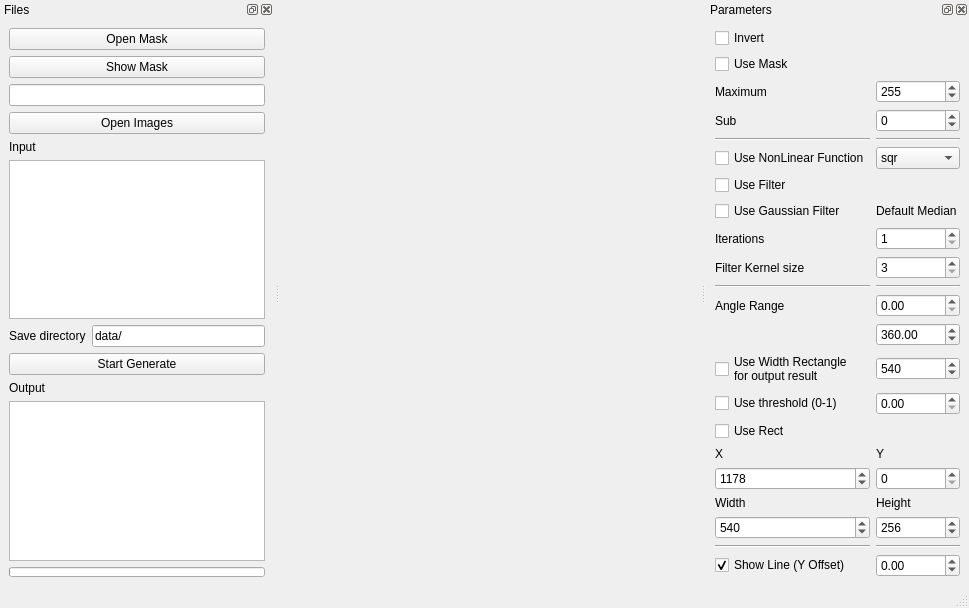
The window that mainwindow.ui (artthirt/scan_pmf) describes before a commit, drawn with Qt 5.
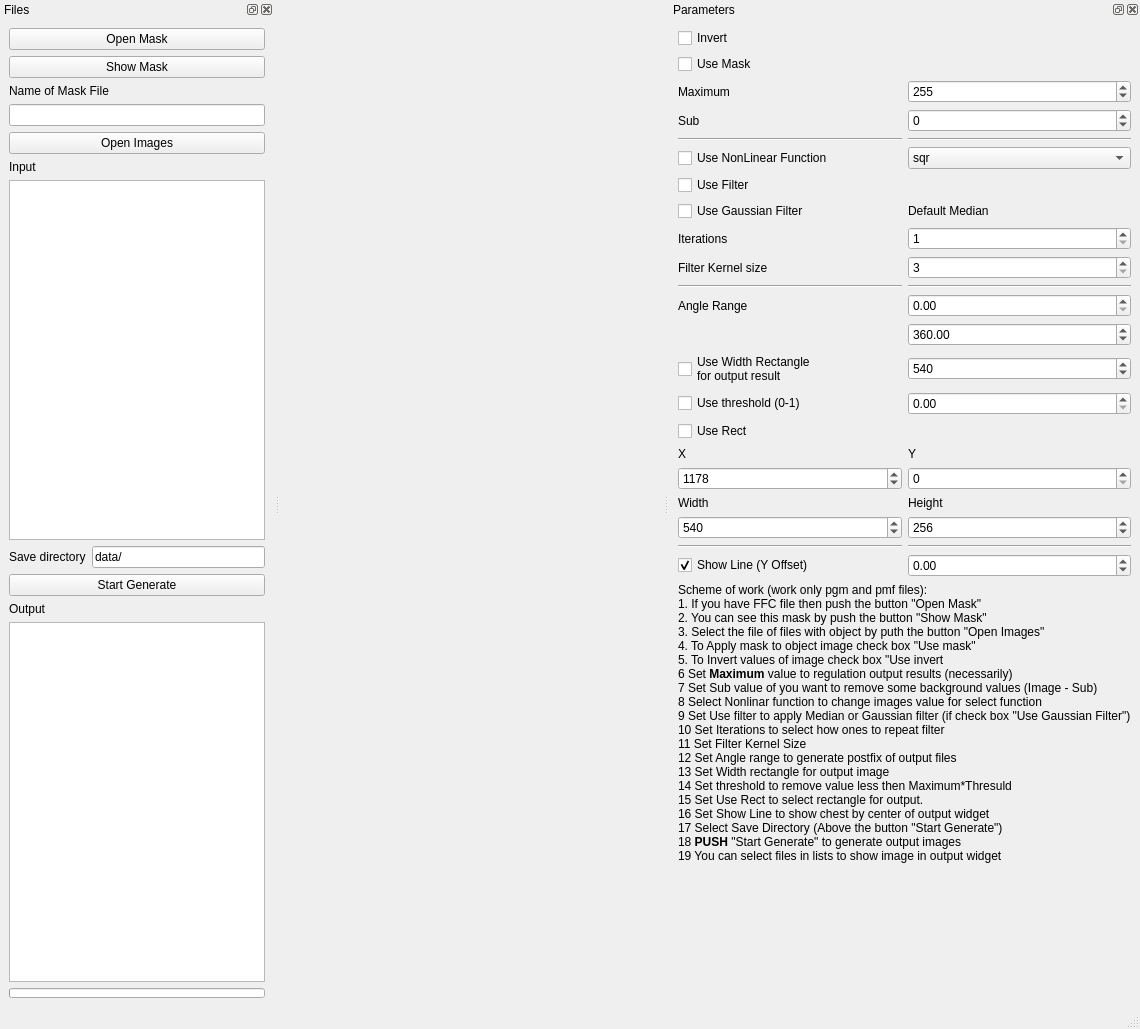
The same window after the commit. Custom widgets are drawn as their Qt base class.

Commit message: added comments to mainwindow ui how to work

The edit to the form file:
```diff
--- a/mainwindow.ui
+++ b/mainwindow.ui
@@ -6,8 +6,8 @@
    <rect>
     <x>0</x>
     <y>0</y>
-    <width>969</width>
-    <height>600</height>
+    <width>1140</width>
+    <height>1029</height>
    </rect>
   </property>
   <property name="windowTitle">
@@ -54,6 +54,13 @@
        </property>
       </widget>
      </item>
+     <item>
+      <widget class="QLabel" name="label_14">
+       <property name="text">
+        <string>Name of Mask File</string>
+       </property>
+      </widget>
+     </item>
      <item>
       <widget class="QLineEdit" name="lineEditMask">
        <property name="readOnly">
@@ -490,6 +497,14 @@
        </item>
       </layout>
      </item>
+     <item>
+      <widget class="QLabel" name="label_15">
+       <property name="text">
+        <string>&lt;html&gt;&lt;head/&gt;&lt;body&gt;&lt;p&gt;Scheme of work (work only pgm and pmf files):&lt;br/&gt;1. If you have FFC file then push the button &amp;quot;Open Mask&amp;quot;&lt;br/&gt;2. You can see this mask by push the button &amp;quot;Show Mask&amp;quot;&lt;br/&gt;3. Select the file of files with object by puth the button &amp;quot;Open Images&amp;quot;&lt;br/&gt;4. To Apply mask to object image check box &amp;quot;Use mask&amp;quot;&lt;br/&gt;5. To Invert values of image check box &amp;quot;Use invert&lt;br/&gt;6 Set &lt;span style=&quot; font-weight:600;&quot;&gt;Maximum&lt;/span&gt; value to regulation output results (necessarily)&lt;br/&gt;7 Set Sub value of you want to remove some background values (Image - Sub)&lt;br/&gt;8 Select Nonlinar function to change images value for select function&lt;br/&gt;9 Set Use filter to apply Median or Gaussian filter (if check box &amp;quot;Use Gaussian Filter&amp;quot;)&lt;br/&gt;10 Set Iterations to select how ones to repeat filter&lt;br/&gt;11 Set Filter Kernel Size &lt;br/&gt;12 Set Angle range to generate postfix of output files&lt;br/&gt;13 Set Width rectangle for output image &lt;br/&gt;14 Set threshold to remove value less then Maximum*Thresuld&lt;br/&gt;15 Set Use Rect to select rectangle for output.&lt;br/&gt;16 Set Show Line to show chest by center of output widget&lt;br/&gt;17 Select Save Directory (Above the button &amp;quot;Start Generate&amp;quot;)&lt;br/&gt;18 &lt;span style=&quot; font-weight:600;&quot;&gt;PUSH&lt;/span&gt; &amp;quot;Start Generate&amp;quot; to generate output images&lt;br/&gt;
+19 You can select files in lists to show image in output widget&lt;/p&gt;&lt;/body&gt;&lt;/html&gt;</string>
+       </property>
+      </widget>
+     </item>
      <item>
       <spacer name="verticalSpacer">
        <property name="orientation">
```
Left out of the diff: 2 changed lines with no effect on the pictures. The commit also changes 2 other files.
